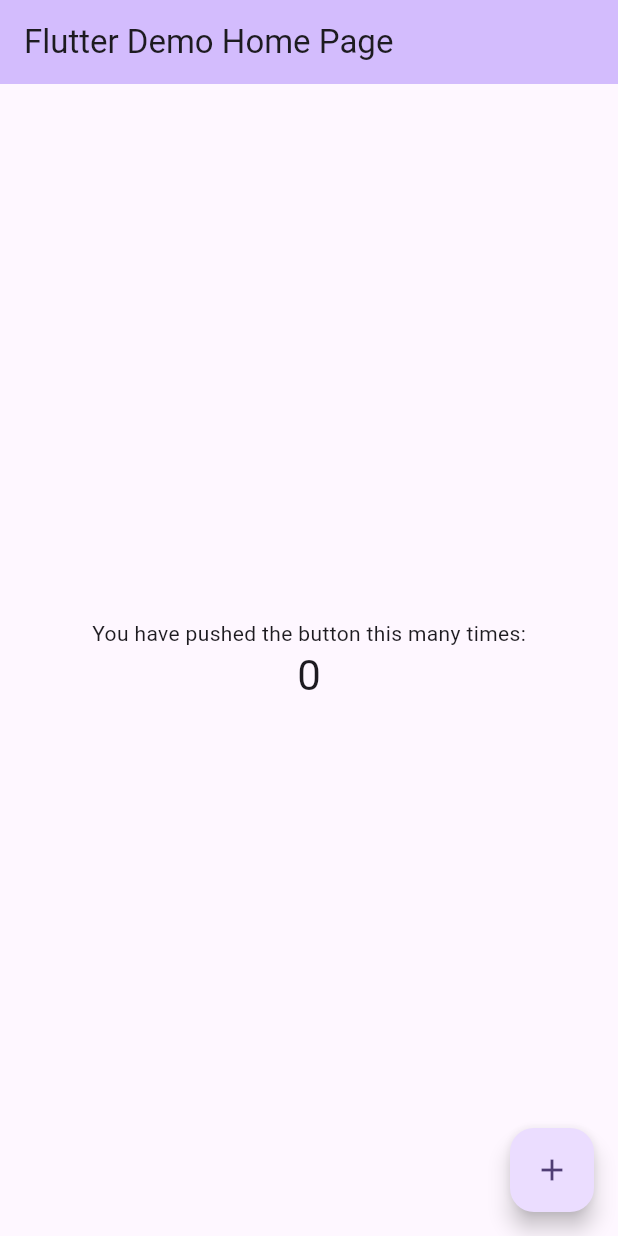
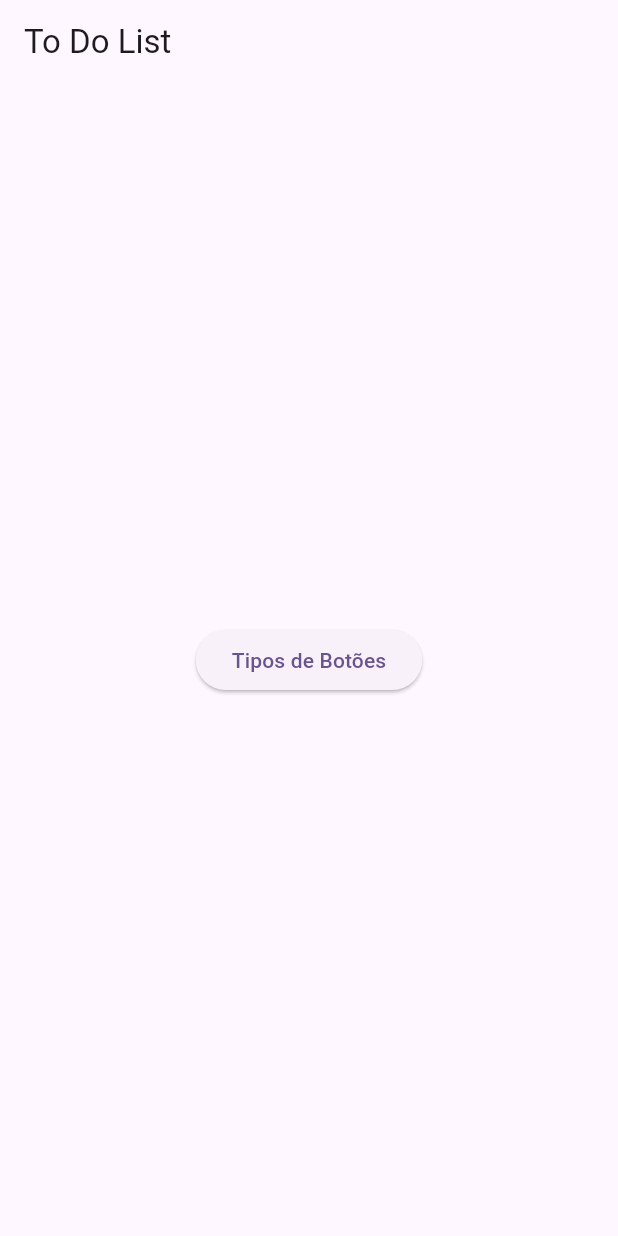
Before and after one commit to LCapistrano25/TodolistProject, a Flutter app: the screen it shows after launch, on a phone screen of 412 x 824 dp. Run offline on Flutter 3.47's test engine with Material 3 defaults, Android fonts, the phone set to English and light mode, and no system bars.

Commit message:
Refactor the main screen to include ActionButtonPage and remove unused code

```diff
--- a/lib/main.dart
+++ b/lib/main.dart
@@ -1,4 +1,6 @@
 import 'package:flutter/material.dart';
+import 'package:project_to_do_list/Samples/actionButtonSampleScreen/action_button_sample_screen.dart';
+
 
 void main() {
   runApp(const MyApp());
@@ -7,116 +9,51 @@ void main() {
 class MyApp extends StatelessWidget {
   const MyApp({super.key});
 
-  // This widget is the root of your application.
   @override
   Widget build(BuildContext context) {
     return MaterialApp(
-      title: 'Flutter Demo',
+      title: 'To Do List',
       theme: ThemeData(
-        // This is the theme of your application.
-        //
-        // TRY THIS: Try running your application with "flutter run". You'll see
-        // the application has a purple toolbar. Then, without quitting the app,
-        // try changing the seedColor in the colorScheme below to Colors.green
-        // and then invoke "hot reload" (save your changes or press the "hot
-        // reload" button in a Flutter-supported IDE, or press "r" if you used
-        // the command line to start the app).
-        //
-        // Notice that the counter didn't reset back to zero; the application
-        // state is not lost during the reload. To reset the state, use hot
-        // restart instead.
-        //
-        // This works for code too, not just values: Most code changes can be
-        // tested with just a hot reload.
         colorScheme: ColorScheme.fromSeed(seedColor: Colors.deepPurple),
+        useMaterial3: true,
       ),
-      home: const MyHomePage(title: 'Flutter Demo Home Page'),
+      home: const ButtonScreen(),
     );
   }
 }
 
-class MyHomePage extends StatefulWidget {
-  const MyHomePage({super.key, required this.title});
-
-  // This widget is the home page of your application. It is stateful, meaning
-  // that it has a State object (defined below) that contains fields that affect
-  // how it looks.
-
-  // This class is the configuration for the state. It holds the values (in this
-  // case the title) provided by the parent (in this case the App widget) and
-  // used by the build method of the State. Fields in a Widget subclass are
-  // always marked "final".
-
-  final String title;
-
-  @override
-  State<MyHomePage> createState() => _MyHomePageState();
-}
-
-class _MyHomePageState extends State<MyHomePage> {
-  int _counter = 0;
-
-  void _incrementCounter() {
-    setState(() {
-      // This call to setState tells the Flutter framework that something has
-      // changed in this State, which causes it to rerun the build method below
-      // so that the display can reflect the updated values. If we changed
-      // _counter without calling setState(), then the build method would not be
-      // called again, and so nothing would appear to happen.
-      _counter++;
-    });
-  }
+class ButtonScreen extends StatelessWidget {
+  const ButtonScreen({super.key});
 
   @override
   Widget build(BuildContext context) {
-    // This method is rerun every time setState is called, for instance as done
-    // by the _incrementCounter method above.
-    //
-    // The Flutter framework has been optimized to make rerunning build methods
-    // fast, so that you can just rebuild anything that needs updating rather
-    // than having to individually change instances of widgets.
     return Scaffold(
       appBar: AppBar(
-        // TRY THIS: Try changing the color here to a specific color (to
-        // Colors.amber, perhaps?) and trigger a hot reload to see the AppBar
-        // change color while the other colors stay the same.
-        backgroundColor: Theme.of(context).colorScheme.inversePrimary,
-        // Here we take the value from the MyHomePage object that was created by
-        // the App.build method, and use it to set our appbar title.
-        title: Text(widget.title),
+        title: const Text('To Do List'),
       ),
       body: Center(
-        // Center is a layout widget. It takes a single child and positions it
-        // in the middle of the parent.
-        child: Column(
-          // Column is also a layout widget. It takes a list of children and
-          // arranges them vertically. By default, it sizes itself to fit its
-          // children horizontally, and tries to be as tall as its parent.
-          //
-          // Column has various properties to control how it sizes itself and
-          // how it positions its children. Here we use mainAxisAlignment to
-          // center the children vertically; the main axis here is the vertical
-          // axis because Columns are vertical (the cross axis would be
-          // horizontal).
-          //
-          // TRY THIS: Invoke "debug painting" (choose the "Toggle Debug Paint"
-          // action in the IDE, or press "p" in the console), to see the
-          // wireframe for each widget.
-          mainAxisAlignment: MainAxisAlignment.center,
-          children: <Widget>[
-            const Text('You have pushed the button this many times:'),
-            Text(
-              '$_counter',
-              style: Theme.of(context).textTheme.headlineMedium,
-            ),
-          ],
+        child: SizedBox(
+          height: MediaQuery.of(context).size.height * 0.8,
+          child: Column(
+            mainAxisAlignment: MainAxisAlignment.spaceEvenly,
+            children: [
+              _buildButton(context, 'Tipos de Botões', ActionButtonPage()),
+            ],
+          ),
         ),
       ),
-      floatingActionButton: FloatingActionButton(
-        onPressed: _incrementCounter,
-        tooltip: 'Increment',
-        child: const Icon(Icons.add),
-      ), // This trailing comma makes auto-formatting nicer for build methods.
+    );
+  }
+
+  ElevatedButton _buildButton(BuildContext context, String text, Widget scene) {
+    return ElevatedButton(
+      onPressed: () {
+        Navigator.push(
+          context,
+          MaterialPageRoute(builder: (context) => scene),
+        );
+      },
+      child: Text(text),
     );
   }
 }
```
